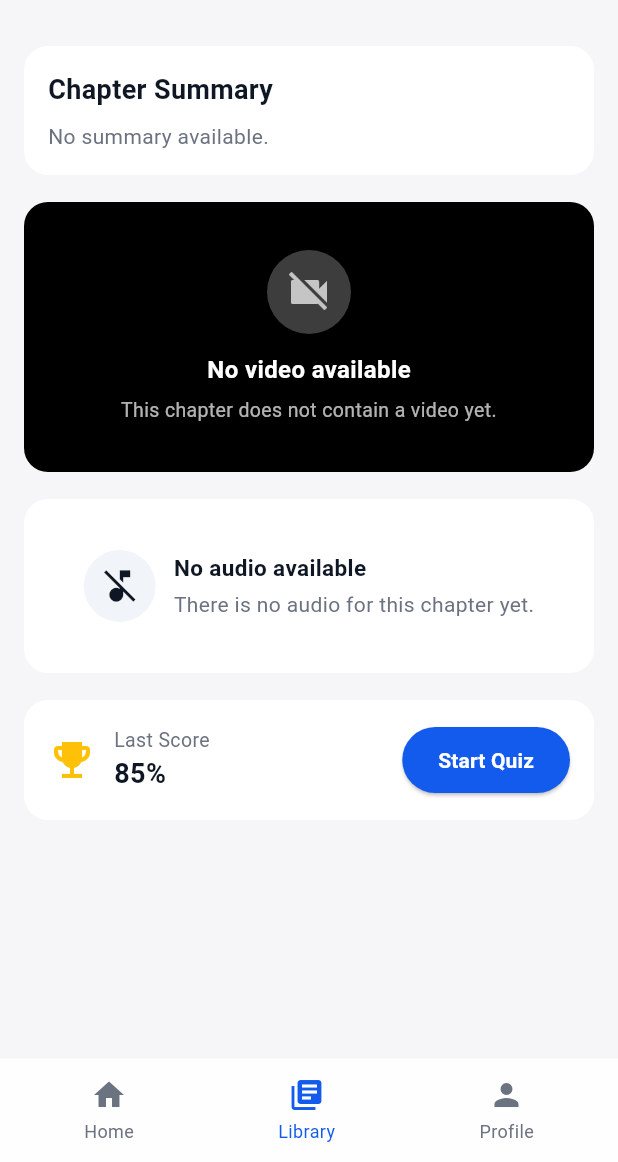
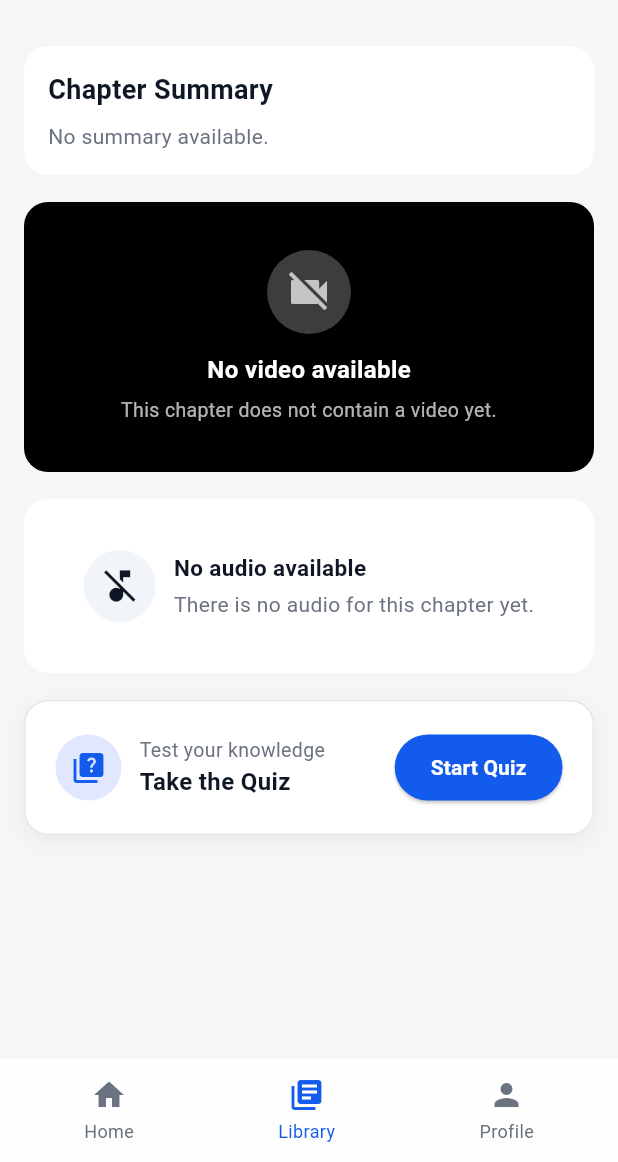
Before and after one commit to akhils-git/edi-app, a Flutter app: the ChapterHomeScreen screen opened directly with empty values, on a phone screen of 412 x 824 dp, the part 74-1236 px from its top. Run offline on Flutter 3.47's test engine with Material 3 defaults, Android fonts, the light colour scheme and no system bars; our stand-ins replace audioplayers, confetti, video_player; accounts and stored records are empty; network calls fail.

Commit message:
score load done

```diff
--- a/lib/screens/chapter_home.dart
+++ b/lib/screens/chapter_home.dart
@@ -5,6 +5,8 @@ import '../services/chapter_service.dart';
 import '../components/nav_bar.dart';
 import 'user_profile_screen.dart';
 import 'video_player_screen.dart';
+import '../services/quiz_service.dart';
+import '../services/session.dart';
 import 'quiz_screen.dart';
 
 // Helper to format duration as MM:SS
@@ -41,6 +43,10 @@ class _ChapterHomeScreenState extends State<ChapterHomeScreen> {
   bool _audioInitialized = false;
   bool _isDragging = false;
 
+  // Quiz State
+  bool _isLoadingQuizResult = true;
+  Map<String, dynamic>? _quizResult;
+
   @override
   void initState() {
     super.initState();
@@ -69,6 +75,31 @@ class _ChapterHomeScreenState extends State<ChapterHomeScreen> {
         });
       }
     });
+
+    _fetchQuizResult();
+  }
+
+  Future<void> _fetchQuizResult() async {
+    final currentUser = UserSession.currentUser;
+    if (currentUser != null) {
+      final result = await QuizService.getQuizResult(
+        userId: currentUser.id,
+        chapterId: widget.chapter.id,
+        authToken: UserSession.token,
+      );
+      if (mounted) {
+        setState(() {
+          _quizResult = result;
+          _isLoadingQuizResult = false;
+        });
+      }
+    } else {
+      if (mounted) {
+        setState(() {
+          _isLoadingQuizResult = false;
+        });
+      }
+    }
   }
 
   @override
@@ -121,6 +152,8 @@ class _ChapterHomeScreenState extends State<ChapterHomeScreen> {
     final titleColor = isLight ? const Color(0xFF0F1724) : Colors.white;
     final subtitleColor =
         isLight ? const Color(0xFF6B7280) : const Color(0xFFBFC9DA);
+    final surfaceColor = isLight ? Colors.white : const Color(0xFF23272F);
+    final borderColor = isLight ? const Color(0xFFE5E7EB) : const Color(0xFF374151);
 
     final chapter = widget.chapter;
     final bookThumbnail = widget.bookThumbnail;
@@ -649,44 +682,95 @@ class _ChapterHomeScreenState extends State<ChapterHomeScreen> {
                           ),
                   ),
                   Container(
+                    margin: EdgeInsets.symmetric(horizontal: 0, vertical: 0), // Adjusted margin to fit ListView padding
+                    padding: EdgeInsets.all(20),
                     decoration: BoxDecoration(
-                        color: cardBg, borderRadius: BorderRadius.circular(16)),
-                    padding: const EdgeInsets.all(16),
-                    child: Row(
+                        color: surfaceColor,
+                        borderRadius: BorderRadius.circular(16), // Adjusted to 16 for consistency
+                        border: Border.all(color: borderColor),
+                        boxShadow: [
+                          BoxShadow(
+                              color: Colors.black.withOpacity(0.05),
+                              blurRadius: 10,
+                              offset: Offset(0, 4))
+                        ]),
+                    child: _isLoadingQuizResult
+                        ? Center(child: CircularProgressIndicator())
+                        : Row(
                             children: [
-                        Icon(Icons.emoji_events, color: Colors.amber, size: 32),
+                              if (_quizResult != null) ...[
+                                // Last Score View
+                                Icon(Icons.emoji_events,
+                                    color: Colors.amber, size: 32),
                                 SizedBox(width: 12),
                                 Column(
-                          crossAxisAlignment: CrossAxisAlignment.start,
+                                  crossAxisAlignment:
+                                      CrossAxisAlignment.start,
                                   children: [
                                     Text('Last Score',
                                         style: TextStyle(
-                                    fontSize: 13, color: subtitleColor)),
-                            Text('85%',
+                                            fontSize: 13,
+                                            color: subtitleColor)),
+                                    Text(
+                                        '${((_quizResult!['correct_answer'] / _quizResult!['total_questions']) * 100).round()}%', // Show percentage
                                         style: TextStyle(
                                             fontSize: 18,
                                             fontWeight: FontWeight.w700,
                                             color: titleColor))
                                   ],
                                 ),
+                              ] else ...[
+                                // Fresh Start View
+                                Container(
+                                  padding: EdgeInsets.all(10),
+                                  decoration: BoxDecoration(
+                                    color: Color(0xFFE0E7FF), // Light blue bg
+                                    shape: BoxShape.circle,
+                                  ),
+                                  child: Icon(Icons.quiz,
+                                      color: Color(0xFF135bec), size: 24),
+                                ),
+                                SizedBox(width: 12),
+                                Column(
+                                  crossAxisAlignment:
+                                      CrossAxisAlignment.start,
+                                  children: [
+                                    Text('Test your knowledge',
+                                        style: TextStyle(
+                                            fontSize: 13,
+                                            color: subtitleColor)),
+                                    Text('Take the Quiz',
+                                        style: TextStyle(
+                                            fontSize: 16,
+                                            fontWeight: FontWeight.w700,
+                                            color: titleColor))
+                                  ],
+                                ),
+                              ],
                               Spacer(),
                               ElevatedButton(
                                 style: ElevatedButton.styleFrom(
                                     backgroundColor: Color(0xFF135bec),
                                     shape: RoundedRectangleBorder(
-                                  borderRadius: BorderRadius.circular(32)),
+                                        borderRadius:
+                                            BorderRadius.circular(32)),
                                     padding: EdgeInsets.symmetric(
                                         horizontal: 24, vertical: 12)),
-                          onPressed: () {
-                            showModalBottomSheet(
+                                onPressed: () async {
+                                  await showModalBottomSheet(
                                     context: context,
                                     isScrollControlled: true,
                                     backgroundColor: Colors.transparent,
-                              builder: (context) =>
-                                  QuizScreen(chapterId: widget.chapter.id),
+                                    builder: (context) => QuizScreen(
+                                        chapterId: widget.chapter.id),
                                   );
+                                  // Refresh result after quiz
+                                  _fetchQuizResult();
                                 },
-                          child: Text('Start Quiz',
+                                child: Text(
+                                    _quizResult != null
+                                        ? 'Try Again'
+                                        : 'Start Quiz',
                                     style: TextStyle(
                                       fontWeight: FontWeight.bold,
                                       color: Colors.white,
--- a/lib/services/quiz_service.dart
+++ b/lib/services/quiz_service.dart
@@ -109,4 +109,44 @@ class QuizService {
       throw Exception('Error submitting quiz result: $e');
     }
   }
+
+
+  static Future<Map<String, dynamic>?> getQuizResult({
+    required String userId,
+    required String chapterId,
+    String? authToken,
+  }) async {
+    final url = Uri.parse('${apiBaseUrl}api/v1/quiz-results/get-result');
+    final headers = <String, String>{'Content-Type': 'application/json'};
+    if (authToken != null) {
+      headers['Authorization'] = 'Bearer $authToken';
+    }
+
+    final body = json.encode({
+      'user_id': userId,
+      'chapter_id': chapterId,
+    });
+
+    try {
+      final response = await http.post(url, headers: headers, body: body);
+
+      if (response.statusCode == 200) {
+        final jsonResponse = json.decode(response.body);
+        if (jsonResponse['success'] == true) {
+          return jsonResponse['data'];
+        } else {
+          // Quiz result not found or other logical failure
+          return null;
+        }
+      } else {
+        // Handle 404 or other errors as "not found" or throw
+        // The user request says "responce body fail" implies success: false
+        // We can treat non-200 or success: false as null result
+        return null;
+      }
+    } catch (e) {
+      print('Error fetching quiz result: $e');
+      return null;
+    }
+  }
 }
```
Lines whose indentation alone changed are shown as unchanged.
